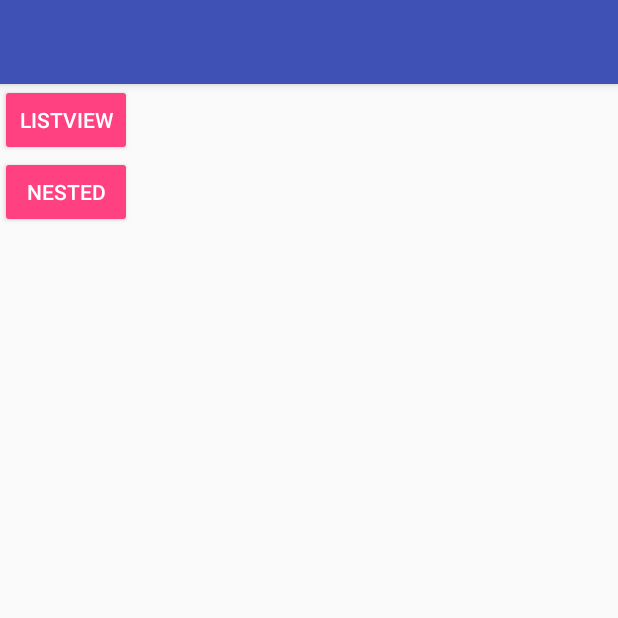
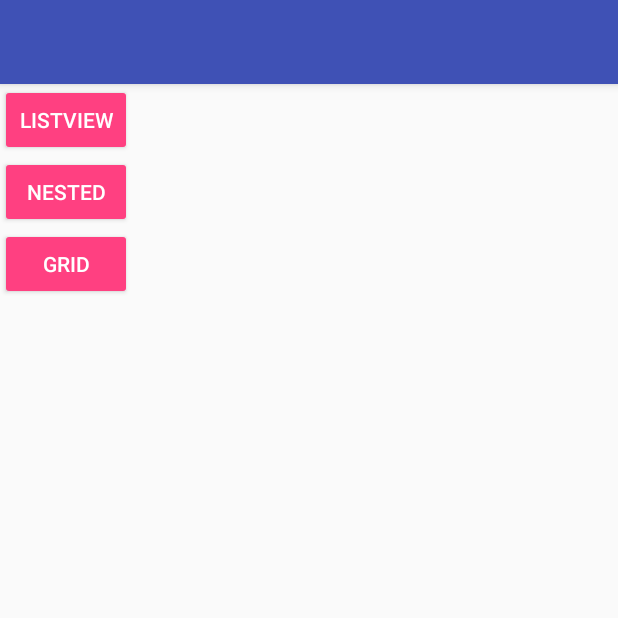
Before and after one commit to AoEiuV020/KotlinDemo, an Android app: the screen it shows after launch (MainActivity), on a phone screen of 412 x 824 dp, the top half of it. Run offline under Robolectric (Android 15) with nearby library versions, the phone set to English and light mode, and no system bars.

Commit message:
测试GridView

```diff
--- a/app/build.gradle
+++ b/app/build.gradle
@@ -1,3 +1,5 @@
+apply plugin: 'kotlin-android'
+apply plugin: 'kotlin-android-extensions'
 android {
     defaultConfig {
         applicationId "cc.aoeiuv020.demo"
@@ -10,4 +12,6 @@ dependencies {
     implementation 'com.android.support.constraint:constraint-layout:' + constraint_layout_version
     implementation 'com.android.support:recyclerview-v7:' + support_version
     implementation 'com.android.support:design:' + support_version
+    implementation 'in.srain.cube:grid-view-with-header-footer:1.0.12'
+    implementation 'com.android.support.constraint:constraint-layout:1.1.3'
 }
--- a/app/src/main/AndroidManifest.xml
+++ b/app/src/main/AndroidManifest.xml
@@ -21,6 +21,7 @@
         </activity>
         <activity android:name=".ListViewActivity" />
         <activity android:name=".NestedActivity" />
+        <activity android:name=".GridActivity" />
     </application>
 
 </manifest>
--- a/app/src/main/java/cc/aoeiuv020/demo/MainActivity.kt
+++ b/app/src/main/java/cc/aoeiuv020/demo/MainActivity.kt
@@ -17,5 +17,9 @@ class MainActivity : AppCompatActivity() {
         btnNested.setOnClickListener {
             NestedActivity.start(this)
         }
+
+        btnGrid.setOnClickListener {
+            GridActivity.start(this)
+        }
     }
 }
--- a/app/src/main/res/layout/activity_main.xml
+++ b/app/src/main/res/layout/activity_main.xml
@@ -25,4 +25,13 @@
         app:backgroundTint="@color/colorAccent"
         tools:ignore="HardcodedText" />
 
+    <Button
+        android:id="@+id/btnGrid"
+        style="@style/Base.TextAppearance.AppCompat.Widget.Button.Colored"
+        android:layout_width="wrap_content"
+        android:layout_height="wrap_content"
+        android:text="Grid"
+        app:backgroundTint="@color/colorAccent"
+        tools:ignore="HardcodedText" />
+
 </LinearLayout>
```
Also changed, not shown: app/src/main/java/cc/aoeiuv020/demo/GridActivity.kt (added, +22 -0 lines), app/src/main/java/cc/aoeiuv020/demo/MyGridAdapter.kt (added, +48 -0 lines), app/src/main/res/layout/activity_grid.xml (added, +16 -0 lines).
